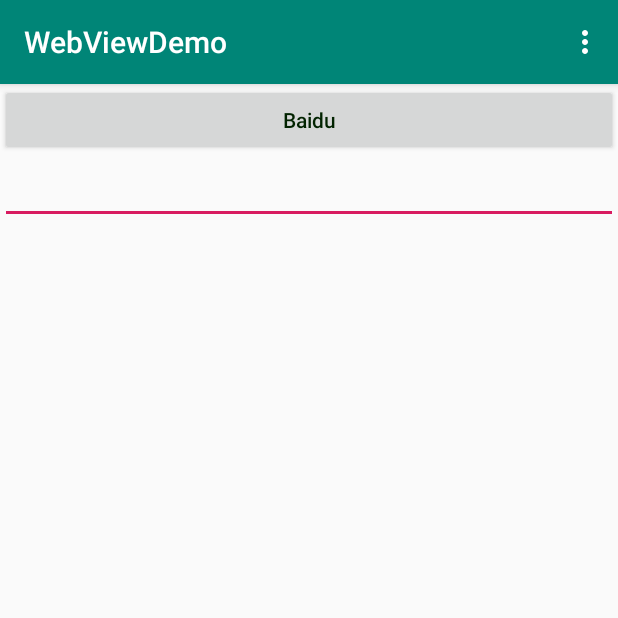
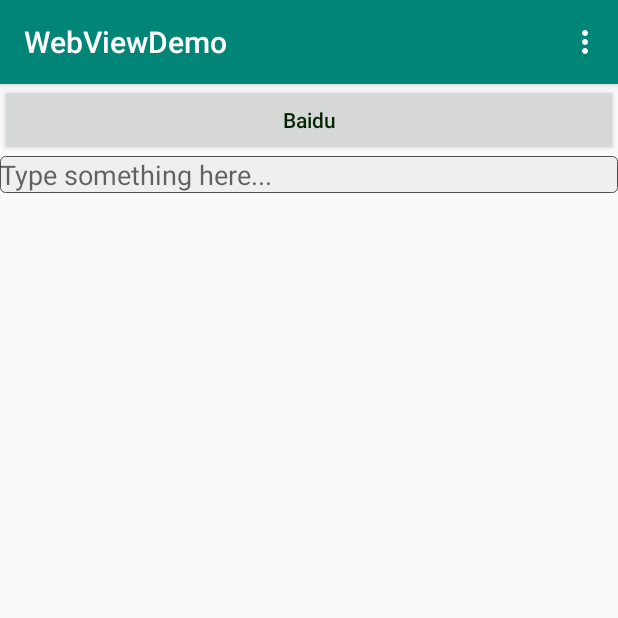
Before and after one commit to jarjarxu/AndroidLearing.github.io, an Android app: the screen it shows after launch (MainActivity), on a phone screen of 412 x 824 dp, the top half of it. Run offline under Robolectric (Android 15) with nearby library versions, the phone set to English and light mode, and no system bars.

Commit message:
添加progressBar、EditText

```diff
--- /dev/null
+++ b/app/src/main/res/drawable/edit_bg.xml
@@ -0,0 +1,18 @@
+<?xml version="1.0" encoding="utf-8"?>
+<layer-list
+    xmlns:android="http://schemas.android.com/apk/res/android">
+    <item>
+        <shape
+            xmlns:android="http://schemas.android.com/apk/res/android"
+            android:shape="rectangle">
+            <solid
+                android:color="#EFEFEF"/>
+            <corners
+                android:radius="3dip"
+                />
+            <stroke
+                android:width="0.5px"
+                android:color="#505050"/>
+        </shape>
+    </item>
+</layer-list>
--- a/app/src/main/res/layout/activity_main.xml
+++ b/app/src/main/res/layout/activity_main.xml
@@ -20,6 +20,8 @@
         android:layout_width="match_parent"
         android:layout_height="wrap_content"
         android:textColor="#000000"
-
+        android:background="@drawable/edit_bg"
+        android:hint="Type something here..."
+        android:maxLines="2"
         />
 </LinearLayout>
```
Also changed, not shown: app/src/main/java/com/example/webviewtext/SecondActivity.java (+33 -27 lines), app/src/main/res/layout/second.xml (+31 -23 lines).
